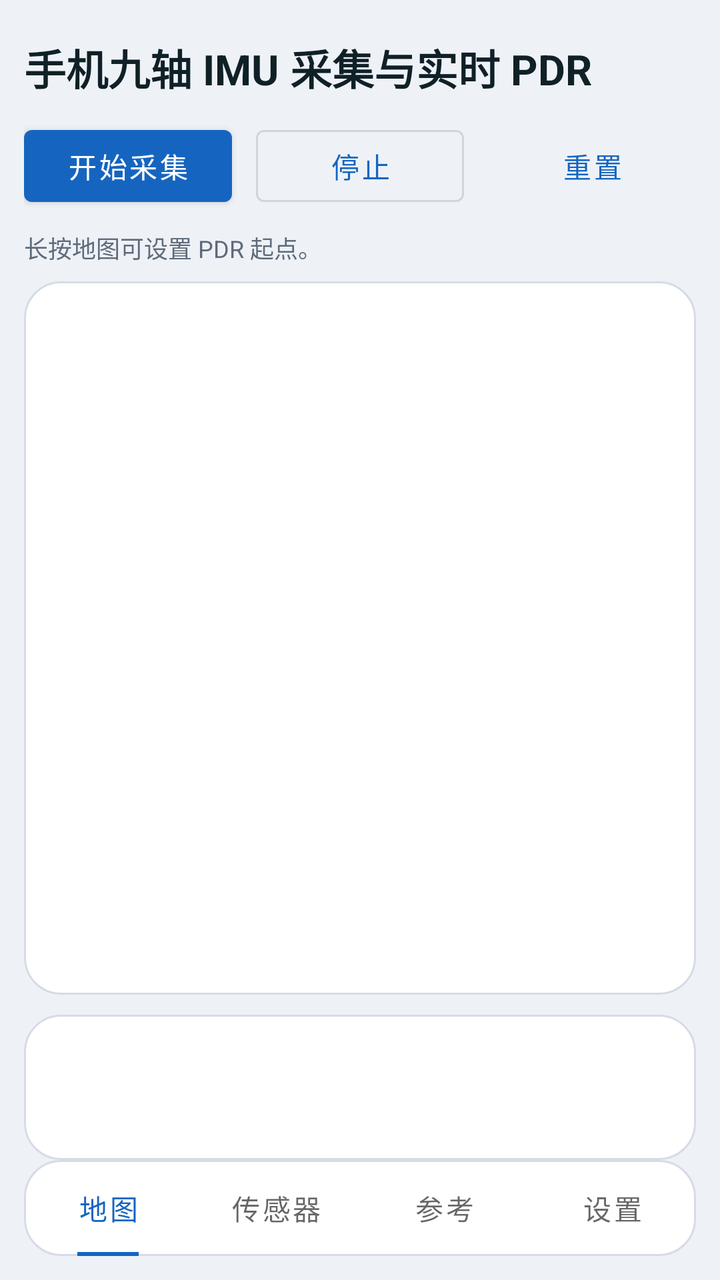
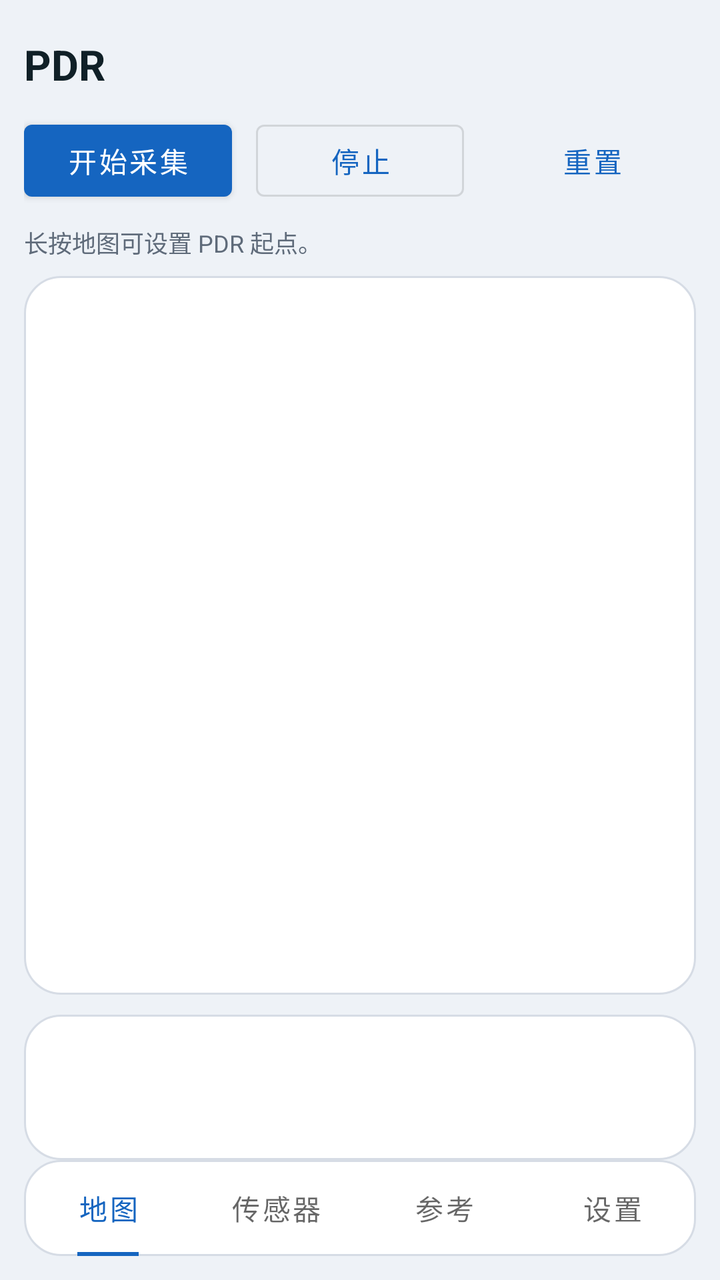

Before-and-after screenshots of an Android layout around one commit, followed by the original layout XML and the change that was made.
<!-- AndroidManifest.xml: application theme Theme.ImuPdrCodex -->
<!-- res/layout/activity_main.xml -->
<?xml version="1.0" encoding="utf-8"?>
<androidx.constraintlayout.widget.ConstraintLayout xmlns:android="http://schemas.android.com/apk/res/android"
    xmlns:app="http://schemas.android.com/apk/res-auto"
    android:id="@+id/rootLayout"
    android:layout_width="match_parent"
    android:layout_height="match_parent"
    android:background="@color/screenBackground"
    android:paddingStart="12dp"
    android:paddingEnd="12dp"
    android:paddingBottom="12dp">

    <View
        android:id="@+id/topInsetSpacer"
        android:layout_width="0dp"
        android:layout_height="18dp"
        app:layout_constraintEnd_toEndOf="parent"
        app:layout_constraintStart_toStartOf="parent"
        app:layout_constraintTop_toTopOf="parent" />

    <TextView
        android:id="@+id/titleText"
        android:layout_width="0dp"
        android:layout_height="wrap_content"
        android:text="@string/app_title"
        android:textColor="@color/textPrimary"
        android:textSize="21sp"
        android:textStyle="bold"
        app:layout_constraintEnd_toEndOf="parent"
        app:layout_constraintStart_toStartOf="parent"
        app:layout_constraintTop_toBottomOf="@id/topInsetSpacer" />

    <LinearLayout
        android:id="@+id/mapPage"
        android:layout_width="0dp"
        android:layout_height="0dp"
        android:layout_marginTop="10dp"
        android:orientation="vertical"
        app:layout_constraintBottom_toTopOf="@id/bottomTabs"
        app:layout_constraintEnd_toEndOf="parent"
        app:layout_constraintStart_toStartOf="parent"
        app:layout_constraintTop_toBottomOf="@id/titleText">

        <LinearLayout
            android:id="@+id/buttonRow"
            android:layout_width="match_parent"
            android:layout_height="wrap_content"
            android:gravity="center"
            android:orientation="horizontal">

            <com.google.android.material.button.MaterialButton
                android:id="@+id/startButton"
                style="@style/Widget.MaterialComponents.Button"
                android:layout_width="0dp"
                android:layout_height="wrap_content"
                android:layout_marginEnd="6dp"
                android:layout_weight="1"
                android:text="@string/start_button" />

            <com.google.android.material.button.MaterialButton
                android:id="@+id/stopButton"
                style="@style/Widget.MaterialComponents.Button.OutlinedButton"
                android:layout_width="0dp"
                android:layout_height="wrap_content"
                android:layout_marginHorizontal="6dp"
                android:layout_weight="1"
                android:text="@string/stop_button" />

            <com.google.android.material.button.MaterialButton
                android:id="@+id/resetButton"
                style="@style/Widget.MaterialComponents.Button.TextButton"
                android:layout_width="0dp"
                android:layout_height="wrap_content"
                android:layout_marginStart="6dp"
                android:layout_weight="1"
                android:text="@string/reset_button" />
        </LinearLayout>

        <TextView
            android:id="@+id/hintText"
            android:layout_width="match_parent"
            android:layout_height="wrap_content"
            android:layout_marginTop="8dp"
            android:text="@string/long_press_hint"
            android:textColor="@color/textSecondary"
            android:textSize="12sp" />

        <FrameLayout
            android:id="@+id/mapContainer"
            android:layout_width="match_parent"
            android:layout_height="0dp"
            android:layout_marginTop="8dp"
            android:layout_weight="1"
            android:background="@drawable/panel_background" />

        <LinearLayout
            android:id="@+id/mapSummaryCard"
            android:layout_width="match_parent"
            android:layout_height="wrap_content"
            android:layout_marginTop="10dp"
            android:background="@drawable/panel_background"
            android:orientation="vertical"
            android:padding="14dp">

            <TextView
                android:id="@+id/statusPrimaryText"
                android:layout_width="match_parent"
                android:layout_height="wrap_content"
                android:textColor="@color/textPrimary"
                android:textSize="15sp"
                android:textStyle="bold" />

            <TextView
                android:id="@+id/statusSecondaryText"
                android:layout_width="match_parent"
                android:layout_height="wrap_content"
                android:layout_marginTop="8dp"
                android:fontFamily="monospace"
                android:textColor="@color/textSecondary"
                android:textSize="12sp" />
        </LinearLayout>
    </LinearLayout>

    <ScrollView
        android:id="@+id/sensorPage"
        android:layout_width="0dp"
        android:layout_height="0dp"
        android:layout_marginTop="10dp"
        android:visibility="gone"
        app:layout_constraintBottom_toTopOf="@id/bottomTabs"
        app:layout_constraintEnd_toEndOf="parent"
        app:layout_constraintStart_toStartOf="parent"
        app:layout_constraintTop_toBottomOf="@id/titleText">

        <LinearLayout
            android:layout_width="match_parent"
            android:layout_height="wrap_content"
            android:orientation="vertical">

            <LinearLayout
                android:layout_width="match_parent"
                android:layout_height="wrap_content"
                android:background="@drawable/panel_background"
                android:gravity="center_vertical"
                android:orientation="horizontal"
                android:padding="12dp">

                <LinearLayout
                    android:layout_width="match_parent"
                    android:layout_height="wrap_content"
                    android:gravity="center_vertical"
                    android:orientation="horizontal">

                    <com.google.android.material.button.MaterialButton
                        android:id="@+id/saveSensorButton"
                        style="@style/Widget.MaterialComponents.Button"
                        android:layout_width="0dp"
                        android:layout_height="wrap_content"
                        android:layout_marginEnd="6dp"
                        android:layout_weight="1"
                        android:text="@string/save_sensor_button" />

                    <com.google.android.material.button.MaterialButton
                        android:id="@+id/importTrackButton"
                        style="@style/Widget.MaterialComponents.Button.OutlinedButton"
                        android:layout_width="0dp"
                        android:layout_height="wrap_content"
                        android:layout_marginStart="6dp"
                        android:layout_weight="1"
                        android:text="@string/import_track_button" />
                </LinearLayout>
            </LinearLayout>

            <TextView
                android:id="@+id/sensorActionSummaryText"
                android:layout_width="match_parent"
                android:layout_height="wrap_content"
                android:layout_marginTop="8dp"
                android:background="@drawable/panel_background"
                android:fontFamily="monospace"
                android:minHeight="66dp"
                android:padding="12dp"
                android:textColor="@color/textSecondary"
                android:textSize="12sp" />

            <LinearLayout
                android:layout_width="match_parent"
                android:layout_height="wrap_content"
                android:layout_marginTop="10dp"
                android:orientation="vertical">

                <TextView
                    android:id="@+id/accChartLabel"
                    android:layout_width="match_parent"
                    android:layout_height="wrap_content"
                    android:background="@drawable/panel_background"
                    android:lineSpacingExtra="3dp"
                    android:minHeight="70dp"
                    android:padding="14dp"
                    android:textColor="@color/textPrimary"
                    android:textSize="14sp"
                    android:textStyle="bold" />

                <com.example.imupdr.TripleAxisChartView
                    android:id="@+id/accChartView"
                    android:layout_width="match_parent"
                    android:layout_height="168dp"
                    android:layout_marginTop="8dp"
                    android:layout_marginBottom="10dp"
                    android:background="@drawable/panel_background" />
            </LinearLayout>

            <LinearLayout
                android:layout_width="match_parent"
                android:layout_height="wrap_content"
                android:orientation="vertical">

                <TextView
                    android:id="@+id/gyrChartLabel"
                    android:layout_width="match_parent"
                    android:layout_height="wrap_content"
                    android:background="@drawable/panel_background"
                    android:lineSpacingExtra="3dp"
                    android:minHeight="70dp"
                    android:padding="14dp"
                    android:textColor="@color/textPrimary"
                    android:textSize="14sp"
                    android:textStyle="bold" />

                <com.example.imupdr.TripleAxisChartView
                    android:id="@+id/gyrChartView"
                    android:layout_width="match_parent"
                    android:layout_height="168dp"
                    android:layout_marginTop="8dp"
                    android:layout_marginBottom="10dp"
                    android:background="@drawable/panel_background" />
            </LinearLayout>

            <LinearLayout
                android:layout_width="match_parent"
                android:layout_height="wrap_content"
                android:orientation="vertical">

                <TextView
                    android:id="@+id/magChartLabel"
                    android:layout_width="match_parent"
                    android:layout_height="wrap_content"
                    android:background="@drawable/panel_background"
                    android:lineSpacingExtra="3dp"
                    android:minHeight="70dp"
                    android:padding="14dp"
                    android:textColor="@color/textPrimary"
                    android:textSize="14sp"
                    android:textStyle="bold" />

                <com.example.imupdr.TripleAxisChartView
                    android:id="@+id/magChartView"
                    android:layout_width="match_parent"
                    android:layout_height="168dp"
                    android:layout_marginTop="8dp"
                    android:layout_marginBottom="10dp"
                    android:background="@drawable/panel_background" />
            </LinearLayout>

            <LinearLayout
                android:layout_width="match_parent"
                android:layout_height="wrap_content"
                android:layout_marginBottom="12dp"
                android:orientation="vertical">

                <TextView
                    android:id="@+id/pdrCurveLabel"
                    android:layout_width="match_parent"
                    android:layout_height="wrap_content"
                    android:background="@drawable/panel_background"
                    android:lineSpacingExtra="3dp"
                    android:minHeight="82dp"
                    android:padding="14dp"
                    android:textColor="@color/textPrimary"
                    android:textSize="14sp"
                    android:textStyle="bold" />

                <com.example.imupdr.TripleAxisChartView
                    android:id="@+id/pdrChartView"
                    android:layout_width="match_parent"
                    android:layout_height="156dp"
                    android:layout_marginTop="8dp"
                    android:background="@drawable/panel_background" />
            </LinearLayout>
        </LinearLayout>
    </ScrollView>

    <ScrollView
        android:id="@+id/referencePage"
        android:layout_width="0dp"
        android:layout_height="0dp"
        android:layout_marginTop="10dp"
        android:visibility="gone"
        app:layout_constraintBottom_toTopOf="@id/bottomTabs"
        app:layout_constraintEnd_toEndOf="parent"
        app:layout_constraintStart_toStartOf="parent"
        app:layout_constraintTop_toBottomOf="@id/titleText">

        <LinearLayout
            android:layout_width="match_parent"
            android:layout_height="wrap_content"
            android:orientation="vertical">

            <LinearLayout
                android:layout_width="match_parent"
                android:layout_height="wrap_content"
                android:background="@drawable/panel_background"
                android:orientation="vertical"
                android:padding="12dp">

                <TextView
                    android:layout_width="match_parent"
                    android:layout_height="wrap_content"
                    android:text="@string/reference_sky_title"
                    android:textColor="@color/textPrimary"
                    android:textSize="16sp"
                    android:textStyle="bold" />

                <TextView
                    android:layout_width="match_parent"
                    android:layout_height="wrap_content"
                    android:layout_marginTop="4dp"
                    android:text="@string/reference_sky_desc"
                    android:textColor="@color/textSecondary"
                    android:textSize="12sp" />

                <com.example.imupdr.SatelliteSkyView
                    android:id="@+id/satelliteSkyView"
                    android:layout_width="match_parent"
                    android:layout_height="340dp"
                    android:layout_marginTop="10dp"
                    android:background="@drawable/panel_background" />
            </LinearLayout>

            <LinearLayout
                android:layout_width="match_parent"
                android:layout_height="wrap_content"
                android:layout_marginTop="10dp"
                android:background="@drawable/panel_background"
                android:orientation="vertical"
                android:padding="14dp">

                <TextView
                    android:layout_width="match_parent"
                    android:layout_height="wrap_content"
                    android:text="@string/reference_summary_title"
                    android:textColor="@color/textPrimary"
                    android:textSize="16sp"
                    android:textStyle="bold" />

                <TextView
                    android:id="@+id/referenceSummaryText"
                    android:layout_width="match_parent"
                    android:layout_height="wrap_content"
                    android:layout_marginTop="8dp"
                    android:fontFamily="monospace"
                    android:textColor="@color/textPrimary"
                    android:textSize="13sp" />
            </LinearLayout>

            <LinearLayout
                android:layout_width="match_parent"
                android:layout_height="wrap_content"
                android:layout_marginTop="10dp"
                android:layout_marginBottom="12dp"
                android:background="@drawable/panel_background"
                android:orientation="vertical"
                android:padding="14dp">

                <TextView
                    android:layout_width="match_parent"
                    android:layout_height="wrap_content"
                    android:text="@string/reference_posture_title"
                    android:textColor="@color/textPrimary"
                    android:textSize="16sp"
                    android:textStyle="bold" />

                <TextView
                    android:layout_width="match_parent"
                    android:layout_height="wrap_content"
                    android:layout_marginTop="4dp"
                    android:text="@string/reference_posture_desc"
                    android:textColor="@color/textSecondary"
                    android:textSize="12sp" />

                <TextView
                    android:id="@+id/postureStatusText"
                    android:layout_width="match_parent"
                    android:layout_height="wrap_content"
                    android:layout_marginTop="8dp"
                    android:fontFamily="monospace"
                    android:minHeight="92dp"
                    android:textColor="@color/textSecondary"
                    android:textSize="12sp" />
            </LinearLayout>
        </LinearLayout>
    </ScrollView>

    <ScrollView
        android:id="@+id/settingsPage"
        android:layout_width="0dp"
        android:layout_height="0dp"
        android:layout_marginTop="10dp"
        android:visibility="gone"
        app:layout_constraintBottom_toTopOf="@id/bottomTabs"
        app:layout_constraintEnd_toEndOf="parent"
        app:layout_constraintStart_toStartOf="parent"
        app:layout_constraintTop_toBottomOf="@id/titleText">

        <LinearLayout
            android:layout_width="match_parent"
            android:layout_height="wrap_content"
            android:orientation="vertical">

            <LinearLayout
                android:layout_width="match_parent"
                android:layout_height="wrap_content"
                android:background="@drawable/panel_background"
                android:orientation="vertical"
                android:padding="14dp">

                <TextView
                    android:layout_width="match_parent"
                    android:layout_height="wrap_content"
                    android:text="@string/settings_model_title"
                    android:textColor="@color/textPrimary"
                    android:textSize="16sp"
                    android:textStyle="bold" />

                <TextView
                    android:layout_width="match_parent"
                    android:layout_height="wrap_content"
                    android:layout_marginTop="12dp"
                    android:text="@string/settings_height_label"
                    android:textColor="@color/textSecondary" />

                <EditText
                    android:id="@+id/heightInput"
                    android:layout_width="match_parent"
                    android:layout_height="wrap_content"
                    android:hint="@string/settings_height_hint"
                    android:inputType="numberDecimal"
                    android:maxLines="1" />

                <com.google.android.material.button.MaterialButton
                    android:id="@+id/applyHeightButton"
                    style="@style/Widget.MaterialComponents.Button"
                    android:layout_width="match_parent"
                    android:layout_height="wrap_content"
                    android:layout_marginTop="10dp"
                    android:text="@string/settings_apply_height_button" />
            </LinearLayout>

            <LinearLayout
                android:layout_width="match_parent"
                android:layout_height="wrap_content"
                android:layout_marginTop="10dp"
                android:background="@drawable/panel_background"
                android:orientation="vertical"
                android:padding="14dp">

                <TextView
                    android:layout_width="match_parent"
                    android:layout_height="wrap_content"
                    android:text="@string/settings_trajectory_title"
                    android:textColor="@color/textPrimary"
                    android:textSize="16sp"
                    android:textStyle="bold" />

                <com.google.android.material.switchmaterial.SwitchMaterial
                    android:id="@+id/drawTrajectorySwitch"
                    android:layout_width="match_parent"
                    android:layout_height="wrap_content"
                    android:layout_marginTop="8dp"
                    android:text="@string/settings_draw_live_trajectory" />

                <com.google.android.material.switchmaterial.SwitchMaterial
                    android:id="@+id/showImportedTrackSwitch"
                    android:layout_width="match_parent"
                    android:layout_height="wrap_content"
                    android:text="@string/settings_show_imported_trajectory" />
            </LinearLayout>

            <LinearLayout
                android:layout_width="match_parent"
                android:layout_height="wrap_content"
                android:layout_marginTop="10dp"
                android:background="@drawable/panel_background"
                android:orientation="vertical"
                android:padding="14dp">

                <TextView
                    android:layout_width="match_parent"
                    android:layout_height="wrap_content"
                    android:text="@string/settings_navigation_title"
                    android:textColor="@color/textPrimary"
                    android:textSize="16sp"
                    android:textStyle="bold" />

                <RadioGroup
                    android:id="@+id/settingsModeGroup"
                    android:layout_width="match_parent"
                    android:layout_height="wrap_content"
                    android:layout_marginTop="8dp"
                    android:orientation="vertical">

                    <RadioButton
                        android:id="@+id/settingsPdrModeButton"
                        android:layout_width="match_parent"
                        android:layout_height="wrap_content"
                        android:text="@string/mode_pdr" />

                    <RadioButton
                        android:id="@+id/settingsGnssModeButton"
                        android:layout_width="match_parent"
                        android:layout_height="wrap_content"
                        android:text="@string/mode_gnss" />

                    <RadioButton
                        android:id="@+id/settingsHybridModeButton"
                        android:layout_width="match_parent"
                        android:layout_height="wrap_content"
                        android:text="@string/mode_hybrid" />
                </RadioGroup>
            </LinearLayout>

        </LinearLayout>
    </ScrollView>

    <com.google.android.material.tabs.TabLayout
        android:id="@+id/bottomTabs"
        android:layout_width="0dp"
        android:layout_height="wrap_content"
        android:layout_marginTop="10dp"
        android:background="@drawable/panel_background"
        app:layout_constraintBottom_toBottomOf="parent"
        app:layout_constraintEnd_toEndOf="parent"
        app:layout_constraintStart_toStartOf="parent"
        app:tabGravity="fill"
        app:tabIndicatorColor="@color/seed"
        app:tabIndicatorFullWidth="false"
        app:tabMode="fixed">

        <com.google.android.material.tabs.TabItem
            android:layout_width="wrap_content"
            android:layout_height="wrap_content"
            android:text="@string/tab_map" />

        <com.google.android.material.tabs.TabItem
            android:layout_width="wrap_content"
            android:layout_height="wrap_content"
            android:text="@string/tab_sensor" />

        <com.google.android.material.tabs.TabItem
            android:layout_width="wrap_content"
            android:layout_height="wrap_content"
            android:text="@string/tab_reference" />

        <com.google.android.material.tabs.TabItem
            android:layout_width="wrap_content"
            android:layout_height="wrap_content"
            android:text="@string/tab_settings" />
    </com.google.android.material.tabs.TabLayout>

</androidx.constraintlayout.widget.ConstraintLayout>
<!-- resources referenced by this layout -->
<resources>
  <color name="screenBackground">#EEF2F7</color>
  <color name="seed">#1565C0</color>
  <color name="textPrimary">#102027</color>
  <color name="textSecondary">#5F6B7A</color>
  <!-- drawable panel_background (drawable) -->
  <?xml version="1.0" encoding="utf-8"?>
  <shape xmlns:android="http://schemas.android.com/apk/res/android">
      <solid android:color="@color/panelBackground" />
      <corners android:radius="18dp" />
      <stroke
          android:width="1dp"
          android:color="@color/panelStroke" />
  </shape>
  <string name="app_title">手机九轴 IMU 采集与实时 PDR</string>
  <string name="import_track_button">导入数据并后处理</string>
  <string name="long_press_hint">长按地图可设置 PDR 起点。</string>
  <string name="mode_gnss">GNSS</string>
  <string name="mode_hybrid">PDR+GNSS</string>
  <string name="mode_pdr">PDR</string>
  <string name="reference_posture_desc">显示当前持机状态、姿态角和航向估计。</string>
  <string name="reference_posture_title">姿态摘要</string>
  <string name="reference_sky_desc">查看当前可见卫星分布与参与定位情况。</string>
  <string name="reference_sky_title">卫星云图</string>
  <string name="reference_summary_title">GNSS 摘要</string>
  <string name="reset_button">重置</string>
  <string name="save_sensor_button">保存传感器数据</string>
  <string name="settings_apply_height_button">应用身高参数</string>
  <string name="settings_draw_live_trajectory">绘制实时轨迹</string>
  <string name="settings_height_hint">请输入厘米，例如 175</string>
  <string name="settings_height_label">身高</string>
  <string name="settings_model_title">PDR 模型</string>
  <string name="settings_navigation_title">定位导航模式</string>
  <string name="settings_show_imported_trajectory">显示导入后处理轨迹</string>
  <string name="settings_trajectory_title">轨迹绘制</string>
  <string name="start_button">开始采集</string>
  <string name="stop_button">停止</string>
  <string name="tab_map">地图</string>
  <string name="tab_reference">参考</string>
  <string name="tab_sensor">传感器</string>
  <string name="tab_settings">设置</string>
  <style name="Theme.ImuPdrCodex" parent="Theme.MaterialComponents.DayNight.NoActionBar">
          <item name="colorPrimary">@color/seed</item>
          <item name="colorPrimaryVariant">@color/seed</item>
          <item name="colorOnPrimary">@android:color/white</item>
          <item name="android:statusBarColor" tools:targetApi="l">@android:color/transparent</item>
      </style>
  <color name="panelBackground">#FFFFFFFF</color>
  <color name="panelStroke">#D6DCE5</color>
</resources>

<!-- the commit's change to res/layout/activity_main.xml (unified diff, before → after) -->
@@ -446,6 +446,21 @@
                     android:inputType="numberDecimal"
                     android:maxLines="1" />
 
+                <TextView
+                    android:layout_width="match_parent"
+                    android:layout_height="wrap_content"
+                    android:layout_marginTop="12dp"
+                    android:text="@string/settings_step_scale_label"
+                    android:textColor="@color/textSecondary" />
+
+                <EditText
+                    android:id="@+id/stepLengthScaleInput"
+                    android:layout_width="match_parent"
+                    android:layout_height="wrap_content"
+                    android:hint="@string/settings_step_scale_hint"
+                    android:inputType="numberDecimal"
+                    android:maxLines="1" />
+
                 <com.google.android.material.button.MaterialButton
                     android:id="@+id/applyHeightButton"
                     style="@style/Widget.MaterialComponents.Button"
<!-- resource entries referenced after the edit -->
@@ -13,7 +13,7 @@
           android:width="1dp"
           android:color="@color/panelStroke" />
   </shape>
-  <string name="app_title">手机九轴 IMU 采集与实时 PDR</string>
+  <string name="app_title">PDR</string>
   <string name="import_track_button">导入数据并后处理</string>
   <string name="long_press_hint">长按地图可设置 PDR 起点。</string>
   <string name="mode_gnss">GNSS</string>
@@ -26,13 +26,15 @@
   <string name="reference_summary_title">GNSS 摘要</string>
   <string name="reset_button">重置</string>
   <string name="save_sensor_button">保存传感器数据</string>
-  <string name="settings_apply_height_button">应用身高参数</string>
+  <string name="settings_apply_height_button">应用模型参数</string>
   <string name="settings_draw_live_trajectory">绘制实时轨迹</string>
   <string name="settings_height_hint">请输入厘米，例如 175</string>
   <string name="settings_height_label">身高</string>
   <string name="settings_model_title">PDR 模型</string>
   <string name="settings_navigation_title">定位导航模式</string>
   <string name="settings_show_imported_trajectory">显示导入后处理轨迹</string>
+  <string name="settings_step_scale_hint">请输入倍率，例如 0.67</string>
+  <string name="settings_step_scale_label">步长缩放</string>
   <string name="settings_trajectory_title">轨迹绘制</string>
   <string name="start_button">开始采集</string>
   <string name="stop_button">停止</string>
@@ -40,7 +42,7 @@
   <string name="tab_reference">参考</string>
   <string name="tab_sensor">传感器</string>
   <string name="tab_settings">设置</string>
-  <style name="Theme.ImuPdrCodex" parent="Theme.MaterialComponents.DayNight.NoActionBar">
+  <style name="Theme.PDR" parent="Theme.MaterialComponents.DayNight.NoActionBar">
           <item name="colorPrimary">@color/seed</item>
           <item name="colorPrimaryVariant">@color/seed</item>
           <item name="colorOnPrimary">@android:color/white</item>
